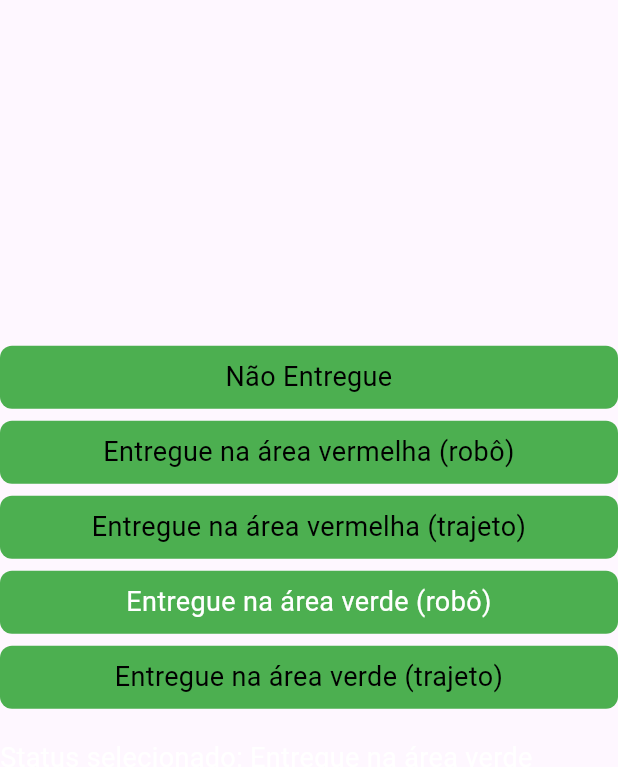
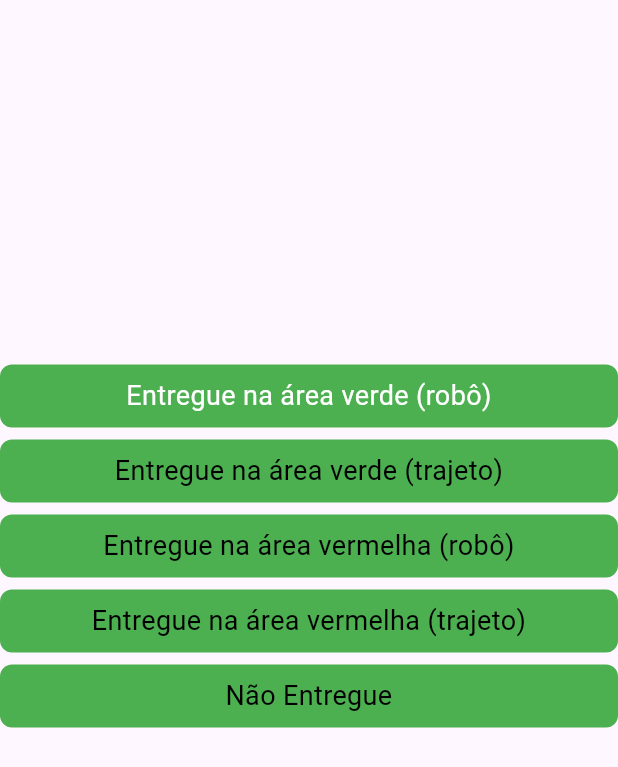
Before and after one commit to GC-Solucoes/pontuador_robolab, a Flutter app: the KitResgateWidget widget shown alone on an empty page, opened directly, after a tap on "Entregue na área verde (robô)", on a phone screen of 412 x 824 dp. Shown: the top 767 px of the screen. Run offline on Flutter 3.47's test engine with Material 3 defaults, Android fonts, the phone set to English and light mode, and no system bars; our stand-ins replace flutter_keyboard_visibility, shared_preferences, sqflite; accounts and stored records are empty; network calls fail; project files that could hold a hidden picture were left out.

Commit message:
versao-1.2

```diff
--- a/lib/features/inicio_pontuador/presentation/widgets/kit_resgate.widget.dart
+++ b/lib/features/inicio_pontuador/presentation/widgets/kit_resgate.widget.dart
@@ -1,7 +1,6 @@
-// ignore_for_file: library_private_types_in_public_api
-
 import 'package:flutter/material.dart';
 import 'package:pontuador_robolab/core/atom/shared_atom.dart';
+import 'package:pontuador_robolab/features/inicio_pontuador/presentation/widgets/vitimas_verde.widget.dart';
 
 class KitResgateWidget extends StatefulWidget {
   const KitResgateWidget({Key? key}) : super(key: key);
@@ -12,7 +11,7 @@ class KitResgateWidget extends StatefulWidget {
 
 class _KitResgateWidgetState extends State<KitResgateWidget> {
   String status = "Não Entregue";
-  double multiplicador = 1.0; // Inicializado como 1.0 (sem multiplicação)
+  int quantidadeVitimas = 0; // Nova variável para armazenar a quantidade de vítimas
   int selectedButtonIndex = -1; // Índice do botão selecionado
 
   @override
@@ -31,22 +30,26 @@ class _KitResgateWidgetState extends State<KitResgateWidget> {
                   onTap: () {
                     setState(() {
                       status = [
-                        "Não entregue",
-                        "Entregue na área vermelha (Robô)",
-                        "Entregue na área vermelha (Trajeto)",
-                        "Entregue na área verde (Robô)",
-                        "Entregue na área verde (Trajeto)",
+                        "Entregue na área verde (robô)",
+                        "Entregue na área verde (trajeto)",
+                        "Entregue na área vermelha (robô)",
+                        "Entregue na área vermelha (trajeto)",
+                        "Não Entregue",
                       ][index];
                       selectedButtonIndex =
                           index; // Define o índice do botão selecionado
 
                       // Defina o multiplicador com base na seleção da área
-                      if (index == 3 || index == 4) {
-                        multiplicador = 1.3;
-                        SharedAtom.pontos13 = multiplicador; // Na área dos vivos
+                      if (index == 0) {
+                        SharedAtom.pontos13 = 1.3;
+                      } else if (index == 1) {
+                        SharedAtom.pontos13 = 1.6;
+                      } else if (index == 2) {
+                        SharedAtom.pontos13 = 1.1;
+                      } else if (index == 3) {
+                        SharedAtom.pontos13 = 1.2;
                       } else {
-                        multiplicador = 1.1;
-                        SharedAtom.pontos13 = multiplicador;// Na área dos mortos
+                        SharedAtom.pontos13 = 1.0;
                       }
                     });
                   },
@@ -62,11 +65,11 @@ class _KitResgateWidgetState extends State<KitResgateWidget> {
                       child: Center(
                         child: Text(
                           [
-                            "Não Entregue",
+                            "Entregue na área verde (robô)",
+                            "Entregue na área verde (trajeto)",
                             "Entregue na área vermelha (robô)",
                             "Entregue na área vermelha (trajeto)",
-                            "Entregue na área verde (robô)",
-                            "Entregue na área verde (trajeto)",
+                            "Não Entregue",
                           ][index],
                           style: TextStyle(
                             color: selectedButtonIndex == index
@@ -82,23 +85,24 @@ class _KitResgateWidgetState extends State<KitResgateWidget> {
                 ),
             ],
           ),
+          const SizedBox(height: 40),
+          Text(
+            'Multiplicador Final: ${formatarPontos(SharedAtom.pontos13 * (SharedAtom.pontos10 * SharedAtom.pontos11 * SharedAtom.pontos12))}',
+            style: const TextStyle(
+                color: Colors.white, fontWeight: FontWeight.bold, fontSize: 25),
+          ),
           const SizedBox(height: 20),
-          Text(
-            'Status selecionado: $status',
-            style: const TextStyle(fontSize: 18, color: Colors.white),
-          ),
-          const SizedBox(
-            height: 20,
-          ),
-          Text(
-            'Multiplicador: $multiplicador',
-            style: const TextStyle(
-                color: Colors.white,
-                fontWeight: FontWeight.bold,
-                fontSize: 20),
-          ),
         ],
       ),
     );
   }
+
+  String formatarPontos(num pontos) {
+    return pontos.toStringAsFixed(2);
+  }
+
+  @override
+  void initState() {
+    super.initState();
+  }
 }
--- a/pubspec.yaml
+++ b/pubspec.yaml
@@ -32,7 +32,8 @@ dependencies:
   shared_preferences: ^2.0.8
   sqflite: ^2.0.0
   path: ^1.8.0
-  firebase_core: ^1.10.6
+  firebase_core: ^1.24.0
+  cloud_firestore_platform_interface: ^5.7.7
   cloud_firestore: ^3.3.0
   flutter:
     sdk: flutter
```
Also changed, not shown: lib/features/inicio_pontuador/presentation/pages/home_page.dart (+95 -61 lines), lib/features/inicio_pontuador/presentation/widgets/pontuacao-final.widget.dart (+10 -0 lines), lib/features/inicio_pontuador/presentation/widgets/vitimas_invertida.widget.dart (+17 -17 lines), lib/features/inicio_pontuador/presentation/widgets/vitimas_verde.widget.dart (+17 -18 lines), lib/features/inicio_pontuador/presentation/widgets/vitimas_vermelha.widget.dart (+17 -16 lines), lib/tela_login.dart (+16 -4 lines), pubspec.lock.
